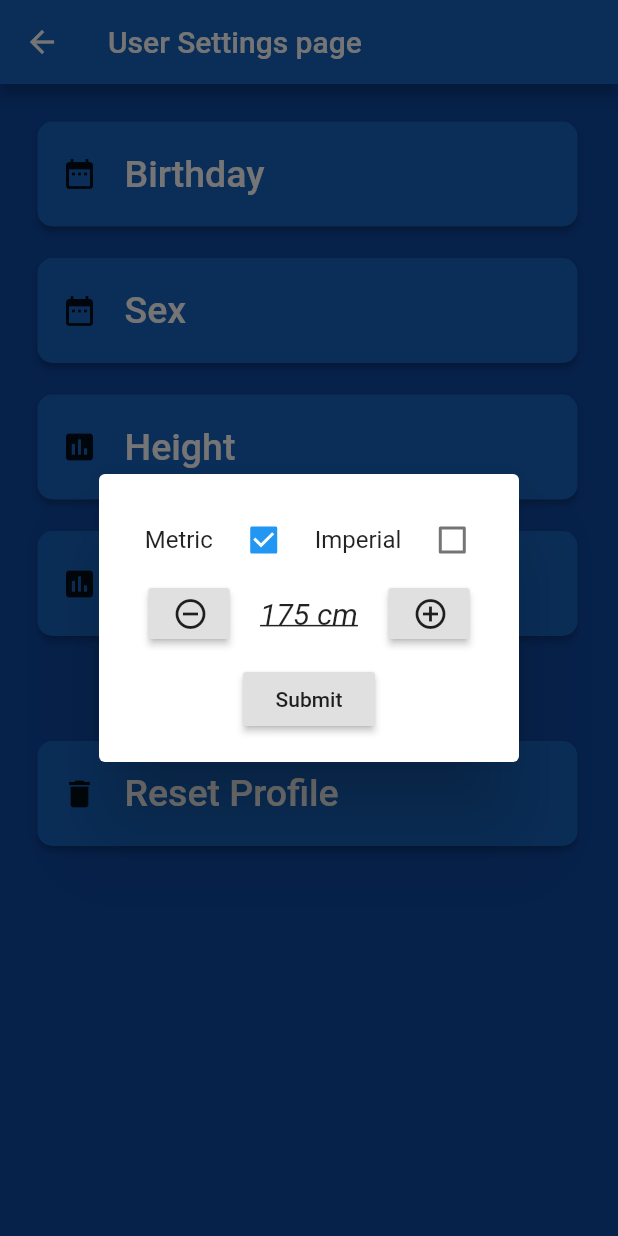
After one commit to lilag-dawg/OSS_APP, a Flutter app: the UserSettingsScreen screen opened directly, after a tap on "Height", on a phone screen of 412 x 824 dp. The commit adds this screen. Run offline on Flutter 3.47's test engine with Material 2 defaults, Android fonts, the phone set to English and light mode, and no system bars.

Commit message:
User settings v1
90% Complete

```diff
--- a/lib/constants.dart
+++ b/lib/constants.dart
@@ -1,6 +1,4 @@
 library constants;
-
-import 'package:flutter/material.dart';
 
 const double appWidth = 410;
 const double appHeight = 700;
--- a/lib/screens/settings_screen.dart
+++ b/lib/screens/settings_screen.dart
@@ -1,6 +1,6 @@
 import 'package:flutter/material.dart';
 import '../widgets/blueButton.dart';
-import '../widgets/navigationBar.dart';
+import '../screens/user_settings_screen.dart';
 import '../constants.dart' as Constants;
 
 class SettingsScreen extends StatelessWidget {
@@ -8,8 +8,18 @@ class SettingsScreen extends StatelessWidget {
     print("Button Clicked");
   }
 
+
+
   @override
   Widget build(BuildContext context) {
+
+    void _userSettingsPressed(){
+      Navigator.push(
+      context,
+      MaterialPageRoute(builder: (context) => UserSettingsScreen()),
+      );
+    }
+
     return Scaffold(
       backgroundColor: Color(Constants.backGroundBlue),
       appBar: AppBar(
@@ -30,6 +40,8 @@ class SettingsScreen extends StatelessWidget {
           BlueButton("Logout", _buttonClicked, Icons.exit_to_app, 70, Constants.appWidth-50),
           SizedBox(height: Constants.appHeight*0.03),
           BlueButton("Notifications", _buttonClicked, Icons.add_alarm, 70, Constants.appWidth-50),
+          SizedBox(height: Constants.appHeight*0.03),
+          BlueButton("User Settings", _userSettingsPressed, Icons.person, 70, Constants.appWidth-50),
         ],
       ),
       )
--- a/lib/screens/specification_screen.dart
+++ b/lib/screens/specification_screen.dart
@@ -4,7 +4,6 @@ import '../constants.dart' as Constants;
 
 import '../widgets/componentTitle.dart';
 import '../widgets/slider.dart';
-import '../widgets/navigationBar.dart';
 
 class SpecificationScreen extends StatelessWidget {
   @override
--- /dev/null
+++ b/lib/screens/user_settings_screen.dart
@@ -0,0 +1,236 @@
+import 'package:flutter/material.dart';
+import 'package:flutter/cupertino.dart';
+import '../widgets/blueButton.dart';
+import '../widgets/sexDialog.dart';
+import '../widgets/heightWeightDialog.dart';
+import '../constants.dart' as Constants;
+import 'package:intl/intl.dart';
+import 'package:path_provider/path_provider.dart';
+import 'dart:io';
+
+class UserSettingsScreen extends StatefulWidget {
+  @override
+  State<StatefulWidget> createState() {
+    // TODO: implement createState
+    return UserSettingsScreenState();
+  }
+}
+
+class UserSettingsScreenState extends State<UserSettingsScreen> {
+  static DateTime _birthdate;
+  String _birthdateString = '';
+  String _birthdateStringComplete = 'Birthday';
+  String _sexString = '';
+  String _sexStringComplete = 'Sex';
+  String _heightString = '';
+  String _heightStringComplete = 'Height';
+  String _weightString = '';
+  String _weightStringComplete = 'Weight';
+
+  bool _isProfileInitialized = false;
+  bool _isProfileSelected = false;
+
+
+  void _birthdateButtonClicked() async {
+    DateTime initialDate;
+    if (_birthdateString != '') {
+      initialDate = DateTime.parse(_birthdateString);
+    } else {
+      initialDate = DateTime.now();
+    }
+
+    _birthdate = await showDatePicker(
+      context: context,
+      initialDate: initialDate,
+      firstDate: DateTime.utc(1900, 1, 1, 0, 0, 0),
+      lastDate: DateTime.now(),
+    );
+    if (_birthdate != null) {
+      setState(() {
+        _birthdateString = DateFormat('yyyy-MM-dd').format(_birthdate);
+        _birthdateStringComplete = 'Birthday : ' + _birthdateString;
+      });
+    }
+    _saveProfile();
+  }
+
+  Future<String> _localPath() async {
+    final directory = await getApplicationDocumentsDirectory();
+    print(directory.path);
+    return directory.path;
+  }
+
+  Future<File> _localFile() async {
+    final path = await _localPath();
+    print(path);
+    return new File('$path/counter.txt');
+  }
+
+  Future<String> readFile() async {
+    try {
+      final file = await _localFile();
+
+      // Read the file.
+      String contents = await file.readAsString();
+
+      return contents;
+    } catch (e) {
+      // If encountering an error, return 0.
+      return null;
+    }
+  }
+
+  Future<File> writeToFile(String profile) async {
+    final file = await _localFile();
+
+    // Write the file.
+    return file.writeAsString(profile);
+  }
+
+  void _saveProfile() async {
+    String _profileString = '1.' +
+        _birthdateStringComplete +
+        '\n' +
+        '2.' +
+        _sexStringComplete +
+        '\n' +
+        '3.' +
+        _heightStringComplete +
+        '\n' +
+        '4.' +
+        _weightStringComplete;
+    writeToFile(_profileString);
+  }
+
+  String _extractData(String string) {
+    if (string.contains(':')) {
+      String data = string.substring(string.indexOf(':') + 2);
+      return data;
+    }
+  }
+
+  void _loadProfile() async {
+    String _profileString = await readFile();
+    if (_profileString.contains('1.')) {
+      int index1 = _profileString.indexOf('1.');
+      int index2 = _profileString.indexOf('2.');
+      int index3 = _profileString.indexOf('3.');
+      int index4 = _profileString.indexOf('4.');
+
+      setState(() {
+        _birthdateStringComplete =
+            _profileString.substring(index1 + 2, index2 - 1);
+        _sexStringComplete = _profileString.substring(index2 + 2, index3 - 1);
+        _heightStringComplete =
+            _profileString.substring(index3 + 2, index4 - 1);
+        _weightStringComplete = _profileString.substring(index4 + 2);
+      });
+
+      _birthdateString = _extractData(_birthdateStringComplete);
+      _sexString = _extractData(_sexStringComplete);
+      _heightString = _extractData(_heightStringComplete);
+      _weightString = _extractData(_weightStringComplete);
+    } else {
+      _saveProfile();
+    }
+  }
+
+  void _resetProfile() {
+
+    _birthdateString = '';
+    _sexString = '';
+    _heightString = '';
+    _weightString = '';
+
+    setState(() {
+      _birthdateStringComplete = 'Birthday';
+      _sexStringComplete = 'Sex';
+      _heightStringComplete = 'Height';
+      _weightStringComplete = 'Weight';
+    });
+    _saveProfile();
+  }
+
+  void _sexButtonClicked() async {
+    _sexString = await showDialog(
+        barrierDismissible: false,
+        context: context,
+        builder: (BuildContext context) {
+          return SexDialog(_sexString);
+        });
+    setState(() {
+      _sexStringComplete = 'Sex : ' + _sexString;
+    });
+    _saveProfile();
+  }
+
+  void _heightButtonClicked() async {
+    _heightString = await showDialog(
+        barrierDismissible: false,
+        context: context,
+        builder: (BuildContext context) {
+          return HeightWeightDialog(
+            measureString: _heightString,
+            popHeight: true,
+          );
+        });
+    setState(() {
+      _heightStringComplete = 'Height : ' + _heightString;
+    });
+    _saveProfile();
+  }
+
+  void _weightButtonClicked() async {
+    _weightString = await showDialog(
+        barrierDismissible: false,
+        context: context,
+        builder: (BuildContext context) {
+          return HeightWeightDialog(
+            measureString: _weightString,
+            popHeight: false,
+          );
+        });
+    setState(() {
+      _weightStringComplete = 'Weight : ' + _weightString;
+    });
+    _saveProfile();
+  }
+
+  @override
+  Widget build(BuildContext context) {
+    if (!_isProfileInitialized) {
+      _loadProfile();
+      _isProfileInitialized = true;
+    }
+
+    return Scaffold(
+        backgroundColor: Color(Constants.backGroundBlue),
+        appBar: AppBar(
+          title: Text("User Settings page"),
+          backgroundColor: Color(Constants.blueButtonColor),
+        ),
+        body: Padding(
+          padding: EdgeInsets.all(25.0),
+          child: Column(
+            mainAxisAlignment: MainAxisAlignment.start,
+            crossAxisAlignment: CrossAxisAlignment.start,
+            children: <Widget>[
+              BlueButton(_birthdateStringComplete, _birthdateButtonClicked,
+                  Icons.date_range, 70, Constants.appWidth - 50),
+              SizedBox(height: Constants.appHeight * 0.03),
+              BlueButton(_sexStringComplete, _sexButtonClicked,
+                  Icons.date_range, 70, Constants.appWidth - 50),
+              SizedBox(height: Constants.appHeight * 0.03),
+              BlueButton(_heightStringComplete, _heightButtonClicked,
+                  Icons.assessment, 70, Constants.appWidth - 50),
+              SizedBox(height: Constants.appHeight * 0.03),
+              BlueButton(_weightStringComplete, _weightButtonClicked,
+                  Icons.assessment, 70, Constants.appWidth - 50),
+              SizedBox(height: Constants.appHeight * 0.1),
+              BlueButton('Reset Profile', _resetProfile,
+                  Icons.delete, 70, Constants.appWidth - 50),
+            ],
+          ),
+        ));
+  }
+}
--- /dev/null
+++ b/lib/widgets/heightWeightDialog.dart
@@ -0,0 +1,237 @@
+import 'package:flutter/material.dart';
+
+class HeightWeightDialog extends StatefulWidget {
+  String measureString = '';
+  bool popHeight = true;
+  //HeightWeightDialog({this.heightString});
+  HeightWeightDialog({this.measureString, @required this.popHeight});
+  @override
+  State<StatefulWidget> createState() {
+    // TODO: implement createState
+    return HeightWeightDialogState();
+  }
+}
+
+class HeightWeightDialogState extends State<HeightWeightDialog> {
+  bool _isMetric = true;
+  double _measure;
+  bool _isMeasureInitialized = false;
+
+  int _impToMetIdx;
+  List<double> _imperialToMetric = [454 / 1000, 2.54]; // poundsToKg, inchToCm
+  List<double> _maxValues = [200, 250]; // Kg, Cm
+  List<double> _minValues = [20, 50]; // Kg, Cm
+  final feetToInch = 12;
+  final _defaultHeight = 175.0;
+  final _defaultWeight = 70.0;
+
+  void _metricCheckboxClicked(bool state) {
+    setState(() {
+      _isMetric = true;
+      _measureConversion();
+    });
+  }
+
+  void _imperialCheckboxClicked(bool state) {
+    setState(() {
+      _isMetric = false;
+      _measureConversion();
+    });
+  }
+
+  void _measureConversion() {
+    if (widget.popHeight) {
+      _heightConversion();
+    } else {
+      _weightConversion();
+    }
+  }
+
+  void _heightConversion() {
+    if (_isMetric) {
+      widget.measureString = _measure.round().toString() + ' cm';
+    } else {
+      print(_measure);
+      int _feetHeightTemp =
+          (_measure / feetToInch / _imperialToMetric[_impToMetIdx]).floor();
+      int _inchHeightTemp = ((_measure.round() -
+                  (_feetHeightTemp *
+                          feetToInch *
+                          _imperialToMetric[_impToMetIdx])
+                      .round()) /
+              _imperialToMetric[_impToMetIdx])
+          .round();
+      if (_inchHeightTemp == 12) {
+        //5.97 feet will give 5'12", we want 6'0"
+        _inchHeightTemp = 0;
+        _feetHeightTemp++;
+      }
+      widget.measureString =
+          _feetHeightTemp.toString() + '\'' + _inchHeightTemp.toString() + '\"';
+    }
+  }
+
+  void _weightConversion() {
+    if (_isMetric) {
+      widget.measureString = _measure.round().toString() + ' kg';
+    } else {
+      widget.measureString =
+          (_measure / _imperialToMetric[_impToMetIdx]).round().toString() +
+              ' lbs';
+    }
+  }
+
+  void _addButtonClicked() {
+    if (_measure < _maxValues[_impToMetIdx]) {
+      setState(() {
+        if (_isMetric) {
+          _measure += 1;
+        } else {
+          _measure += _imperialToMetric[_impToMetIdx];
+        }
+        _measureConversion();
+      });
+    }
+  }
+
+  void _removeButtonClicked() {
+    if (_measure > _minValues[_impToMetIdx]) {
+      setState(() {
+        if (_isMetric) {
+          _measure -= 1;
+        } else {
+          _measure -= _imperialToMetric[_impToMetIdx];
+        }
+        _measureConversion();
+      });
+    }
+  }
+
+  void _setMeasure() {
+    if (widget.popHeight) {
+      _setHeight();
+    } else {
+      _setWeight();
+    }
+  }
+
+  void _setHeight() {
+    if (widget.measureString.contains('\'')) {
+      _isMetric = false;
+      int feetIndex = widget.measureString.indexOf('\'');
+      String _feetHeightTemp = widget.measureString.substring(0, feetIndex);
+      int inchIndex = widget.measureString.indexOf('\"');
+      String _inchHeightTemp =
+          widget.measureString.substring(feetIndex + 1, inchIndex);
+      _measure = double.parse(_feetHeightTemp) *
+              feetToInch *
+              _imperialToMetric[_impToMetIdx] +
+          double.parse(_inchHeightTemp) * _imperialToMetric[_impToMetIdx];
+    } else if (widget.measureString.contains('cm')) {
+      _isMetric = true;
+      int index = widget.measureString.indexOf(' ');
+      _measure = double.parse(widget.measureString.substring(0, index));
+    } else {
+      _isMetric = true;
+      _measure = _defaultHeight;
+    }
+  }
+
+  void _setWeight() {
+    if (widget.measureString.contains('lbs')) {
+      _isMetric = false;
+      int index = widget.measureString.indexOf(' ');
+      String _weightTemp = widget.measureString.substring(0, index);
+      _measure = double.parse(_weightTemp) * _imperialToMetric[_impToMetIdx];
+    } else if (widget.measureString.contains('kg')) {
+      _isMetric = true;
+      int index = widget.measureString.indexOf(' ');
+      String _weightTemp = widget.measureString.substring(0, index);
+      _measure = double.parse(_weightTemp);
+    } else {
+      _isMetric = true;
+      _measure = _defaultWeight;
+    }
+  }
+
+  @override
+  Widget build(BuildContext context) {
+    if (!_isMeasureInitialized) {
+      _impToMetIdx = widget.popHeight ? 1 : 0;
+      _setMeasure();
+      _isMeasureInitialized = true;
+    }
+    _measureConversion();
+
+    return AlertDialog(
+      contentPadding: const EdgeInsets.fromLTRB(4, 20, 4, 10),
+      content: Column(
+        mainAxisSize: MainAxisSize.min,
+        mainAxisAlignment: MainAxisAlignment.center,
+        children: <Widget>[
+          Row(
+              mainAxisAlignment: MainAxisAlignment.center,
+              mainAxisSize: MainAxisSize.max,
+              children: <Widget>[
+                Padding(
+                    padding: const EdgeInsets.all(10.0), child: Text('Metric')),
+                Checkbox(value: _isMetric, onChanged: _metricCheckboxClicked),
+                Padding(
+                    padding: const EdgeInsets.all(10.0),
+                    child: Text('Imperial')),
+                Checkbox(
+                    value: !_isMetric, onChanged: _imperialCheckboxClicked),
+              ]),
+          Row(
+              mainAxisAlignment: MainAxisAlignment.center,
+              mainAxisSize: MainAxisSize.max,
+              children: <Widget>[
+                SizedBox(
+                  width: 70,
+                  height: 50,
+                  child: Padding(
+                    padding: const EdgeInsets.all(8.0),
+                    child: RaisedButton(
+                      child: Icon(Icons.remove_circle_outline),
+                      onPressed: _removeButtonClicked,
+                    ),
+                  ),
+                ),
+                Container(
+                  width: 90,
+                  height: 50,
+                  alignment: Alignment.center,
+                  child: Text(widget.measureString,
+                      style: TextStyle(
+                          fontWeight: FontWeight.w400,
+                          fontSize: 20,
+                          fontStyle: FontStyle.italic,
+                          decoration: TextDecoration.underline)),
+                ),
+                SizedBox(
+                  width: 70,
+                  height: 50,
+                  child: Padding(
+                    padding: const EdgeInsets.all(8.0),
+                    child: RaisedButton(
+                      child: Icon(Icons.add_circle_outline),
+                      onPressed: _addButtonClicked,
+                    ),
+                  ),
+                )
+              ]),
+          Padding(
+            padding: const EdgeInsets.all(8.0),
+            child: RaisedButton(
+              child: Text("Submit"),
+              onPressed: () {
+                Navigator.of(context, rootNavigator: true)
+                    .pop(widget.measureString);
+              },
+            ),
+          ),
+        ],
+      ),
+    );
+  }
+}
--- a/pubspec.yaml
+++ b/pubspec.yaml
@@ -19,6 +19,12 @@ environment:
 dependencies:
   flutter:
     sdk: flutter
+
+  intl: ^0.15.8
+
+  floor: ^0.12.0
+
+  path_provider: ^1.6.5
 
   # The following adds the Cupertino Icons font to your application.
   # Use with the CupertinoIcons class for iOS style icons.
```
Also changed, not shown: lib/widgets/sexDialog.dart (added, +96 -0 lines), pubspec.lock.
